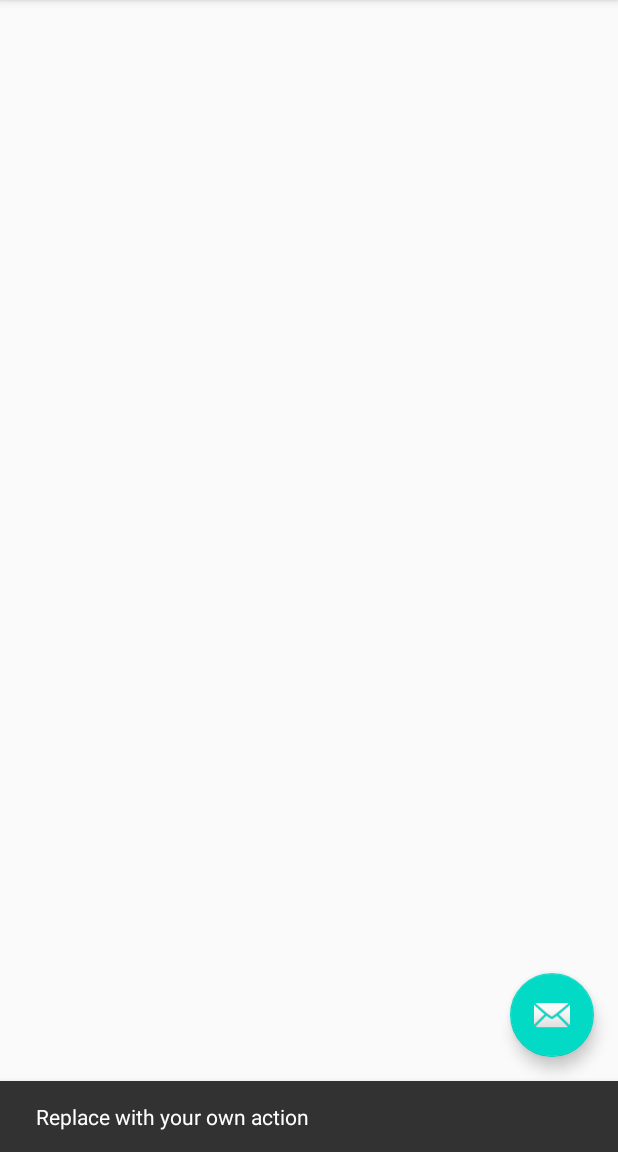
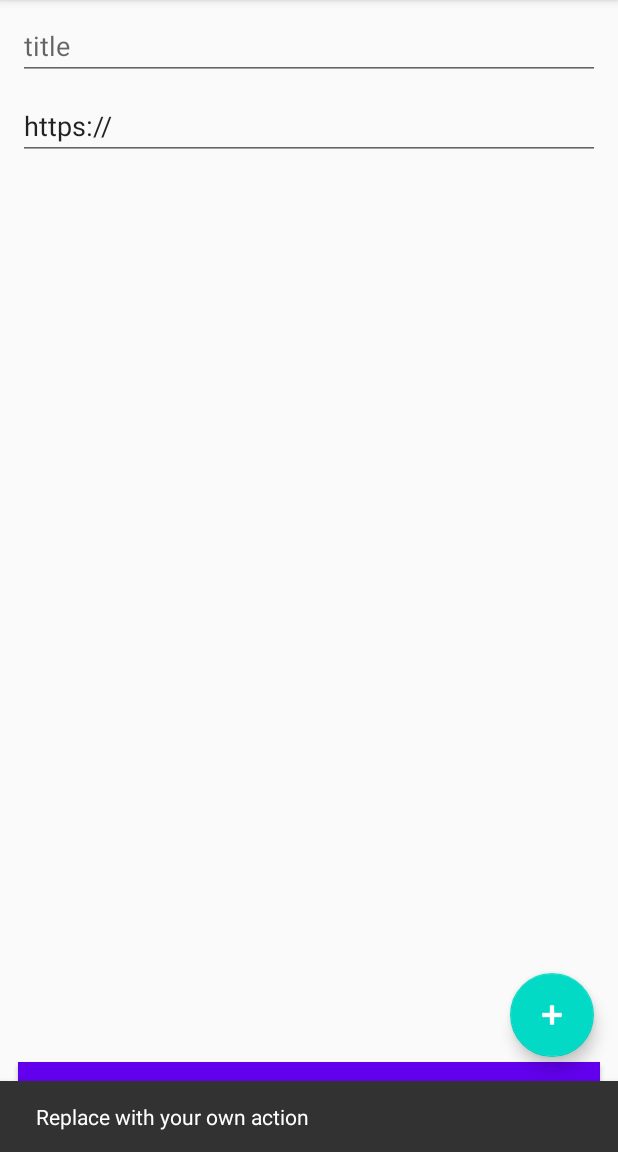
Before and after one commit to 4libutt/MadLevel3Task2, an Android app: the AddPortalFragment screen opened through its navigation route, after a tap on an icon or button, on a phone screen of 412 x 824 dp, the part 84-1236 px from its top. Run offline under Robolectric (Android 15) with nearby library versions, the phone set to English and light mode, and no system bars; 2 statements that could not run were skipped.

Commit message:
added add fragment layout and fixed activity_main.xml layout

```diff
--- a/app/src/main/res/layout/activity_main.xml
+++ b/app/src/main/res/layout/activity_main.xml
@@ -28,6 +28,7 @@
         android:layout_height="wrap_content"
         android:layout_gravity="bottom|end"
         android:layout_margin="@dimen/fab_margin"
-        app:srcCompat="@android:drawable/ic_dialog_email" />
+        app:srcCompat="@android:drawable/ic_input_add"
+        android:tint="@android:color/white"/>
 
 </androidx.coordinatorlayout.widget.CoordinatorLayout>
--- a/app/src/main/res/layout/fragment_add_fragment.xml
+++ b/app/src/main/res/layout/fragment_add_fragment.xml
@@ -1,7 +1,48 @@
+<?xml version="1.0" encoding="utf-8"?>
 <?xml version="1.0" encoding="utf-8"?>
 <androidx.constraintlayout.widget.ConstraintLayout xmlns:android="http://schemas.android.com/apk/res/android"
     xmlns:app="http://schemas.android.com/apk/res-auto"
     xmlns:tools="http://schemas.android.com/tools"
     android:layout_width="match_parent"
     android:layout_height="match_parent"
-    tools:context=".AddPortalFragment"/>
+    tools:context=".AddPortalFragment">
+
+    <EditText
+        android:id="@+id/etTitle"
+        android:layout_width="match_parent"
+        android:layout_height="wrap_content"
+        android:layout_marginHorizontal="12dp"
+        android:layout_marginVertical="8dp"
+        android:ems="10"
+        android:hint="@string/title"
+        android:importantForAutofill="no"
+        android:inputType="textPersonName"
+        app:layout_constraintStart_toStartOf="parent"
+        app:layout_constraintTop_toTopOf="parent" />
+
+    <EditText
+        android:id="@+id/etUrl"
+        android:layout_width="match_parent"
+        android:layout_height="wrap_content"
+        android:layout_marginHorizontal="12dp"
+        android:layout_marginVertical="8dp"
+        android:ems="10"
+        android:importantForAutofill="no"
+        android:inputType="textUri"
+        android:hint="@string/http"
+        android:text="@string/http"
+        app:layout_constraintStart_toStartOf="parent"
+        app:layout_constraintTop_toBottomOf="@+id/etTitle" />
+
+    <Button
+        android:id="@+id/btnAddPortal"
+        android:layout_width="match_parent"
+        android:layout_height="wrap_content"
+        android:layout_margin="12dp"
+        android:background="?attr/colorPrimary"
+        android:text="@string/add_portal"
+        android:textColor="@android:color/white"
+        app:layout_constraintBottom_toBottomOf="parent"
+        app:layout_constraintEnd_toEndOf="parent"
+        app:layout_constraintStart_toStartOf="parent" />
+</androidx.constraintlayout.widget.ConstraintLayout>
```
